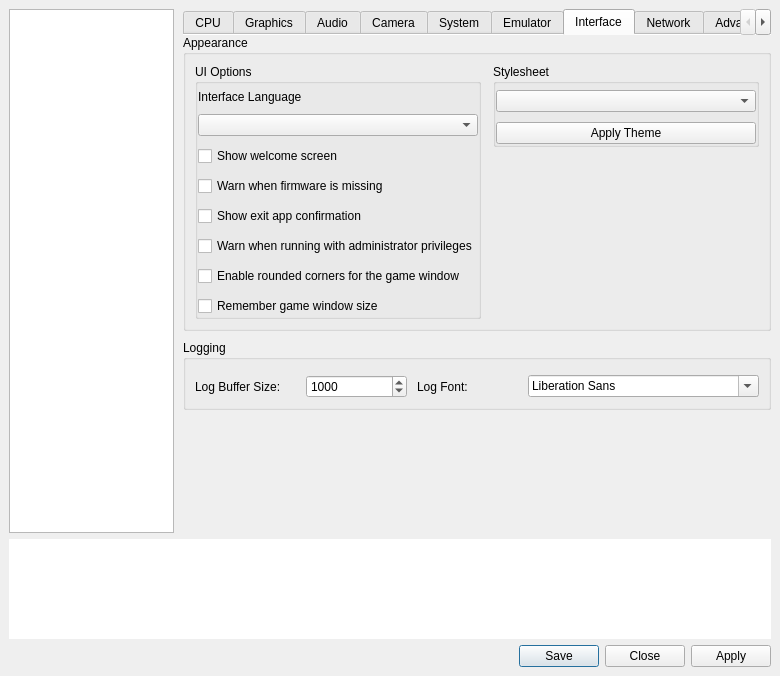
Vita3K/Vita3K, file vita3k/gui-qt/src/settings_dialog.ui: the form before one commit.
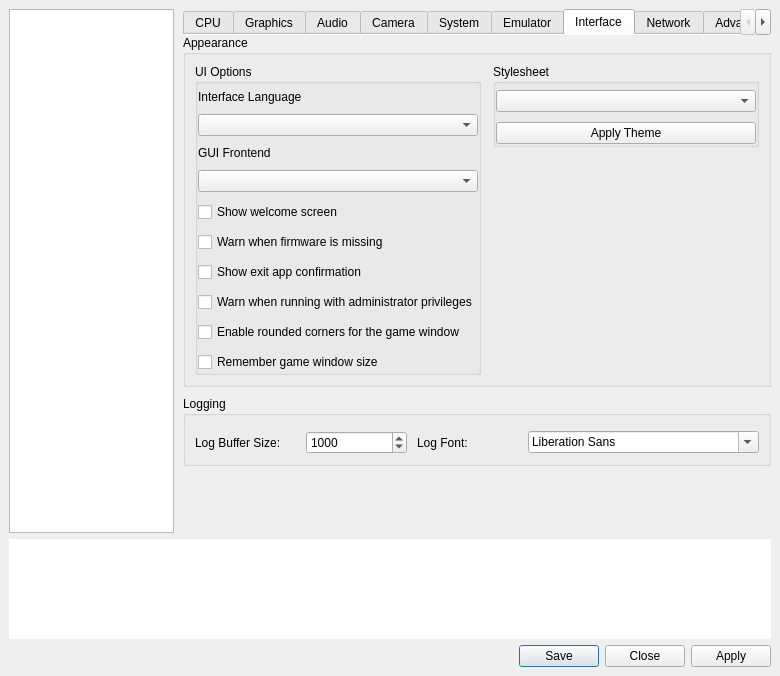
The form after the commit. The open tabs and pages were chosen to show the change.

```diff
--- a/vita3k/gui-qt/src/settings_dialog.ui
+++ b/vita3k/gui-qt/src/settings_dialog.ui
@@ -2302,6 +2302,23 @@
                    <item>
                     <widget class="QComboBox" name="ui_language_box"/>
                    </item>
+                    <item>
+                     <widget class="QLabel" name="gui_backend_label">
+                      <property name="toolTip">
+                       <string>The selection takes effect after restarting Vita3K.</string>
+                      </property>
+                      <property name="text">
+                       <string>GUI Frontend</string>
+                      </property>
+                     </widget>
+                    </item>
+                    <item>
+                     <widget class="QComboBox" name="gui_backend_box">
+                      <property name="toolTip">
+                       <string>The selection takes effect after restarting Vita3K.</string>
+                      </property>
+                     </widget>
+                    </item>
                    <item>
                     <widget class="QCheckBox" name="show_welcome">
                      <property name="text">
```
